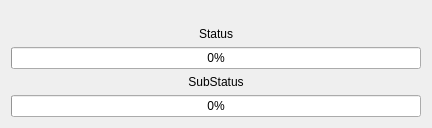
Above: mainwindow.ui from kasymovga/qrexuizlauncher before the change. Below: the same form after it.
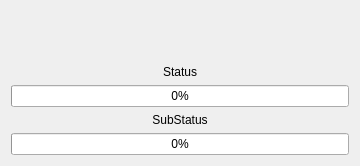
That is the form after the change. Icons and pictures are not drawn.

Commit message: image and icon

The edit to the form file:
```diff
--- a/mainwindow.ui
+++ b/mainwindow.ui
@@ -6,8 +6,8 @@
    <rect>
     <x>0</x>
     <y>0</y>
-    <width>432</width>
-    <height>128</height>
+    <width>360</width>
+    <height>166</height>
    </rect>
   </property>
   <property name="windowTitle">
@@ -18,7 +18,7 @@
   </property>
   <widget class="QWidget" name="centralWidget">
    <layout class="QGridLayout" name="gridLayout">
-    <item row="1" column="0">
+    <item row="3" column="0">
      <layout class="QVBoxLayout" name="verticalLayout">
       <property name="sizeConstraint">
        <enum>QLayout::SetMaximumSize</enum>
@@ -49,7 +49,7 @@
       </item>
      </layout>
     </item>
-    <item row="0" column="0">
+    <item row="1" column="0">
      <widget class="QLabel" name="labelStatus">
       <property name="text">
        <string>Status</string>
@@ -59,6 +59,22 @@
       </property>
      </widget>
     </item>
+    <item row="0" column="0">
+     <widget class="QLabel" name="labelImage">
+      <property name="text">
+       <string/>
+      </property>
+      <property name="pixmap">
+       <pixmap resource="qrl.qrc">:/images/logo.png</pixmap>
+      </property>
+      <property name="scaledContents">
+       <bool>true</bool>
+      </property>
+      <property name="alignment">
+       <set>Qt::AlignLeading|Qt::AlignLeft|Qt::AlignVCenter</set>
+      </property>
+     </widget>
+    </item>
    </layout>
   </widget>
  </widget>
```
Left out of the diff: 4 changed lines with no effect on the pictures. The commit also changes 5 other files.
